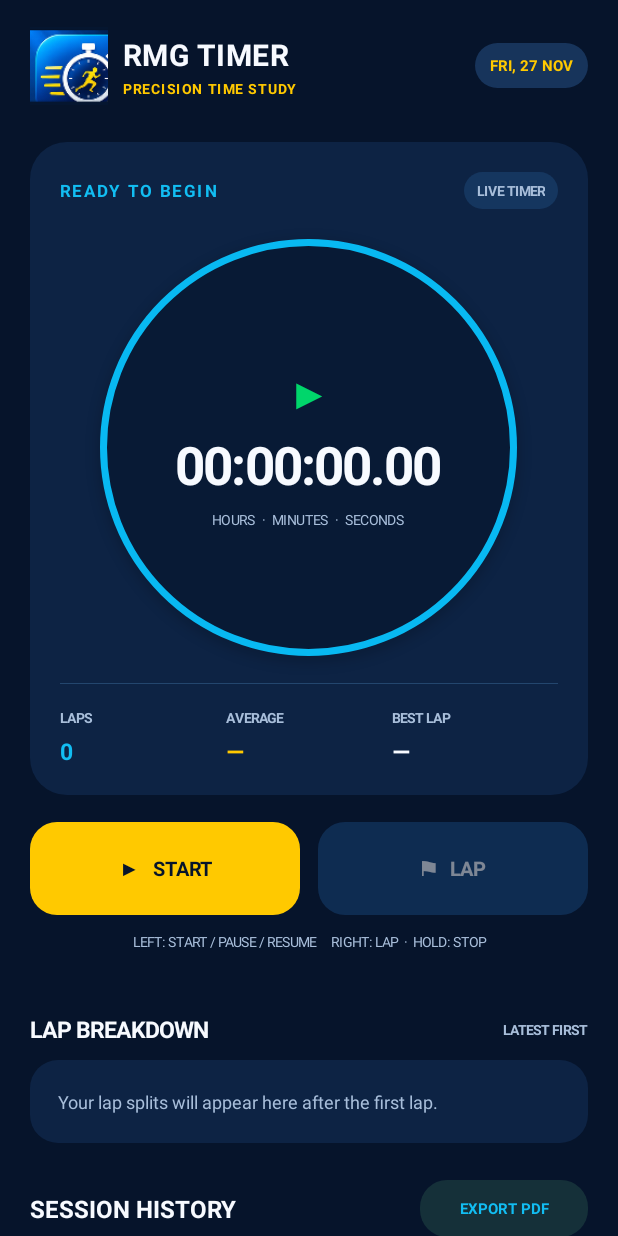
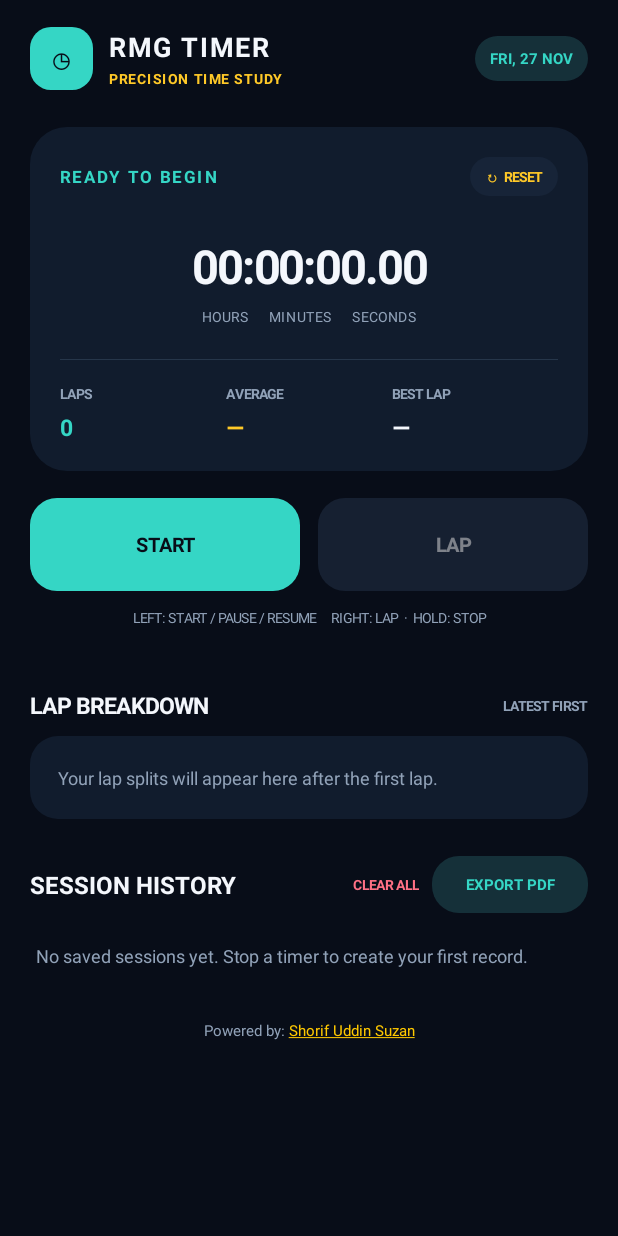
Before and after one commit to safolotatelecom/ChronoFlow, an Android app: the screen it shows after launch (MainActivity), on a phone screen of 412 x 824 dp. Run offline under Robolectric (Android 15) with nearby library versions, the phone set to English and light mode, and no system bars.

Commit message:
Update MainActivity.kt

```diff
--- a/app/src/main/java/com/chronoflow/stopwatch/MainActivity.kt
+++ b/app/src/main/java/com/chronoflow/stopwatch/MainActivity.kt
@@ -17,6 +17,11 @@ import android.view.Gravity
 import android.view.KeyEvent
 import android.view.View
 import android.view.ViewGroup
+import android.text.SpannableString
+import android.text.Spanned
+import android.text.style.ClickableSpan
+import android.text.method.LinkMovementMethod
+import android.content.res.ColorStateList
 import android.widget.*
 import org.json.JSONArray
 import org.json.JSONObject
@@ -29,14 +34,14 @@ class MainActivity : ComponentActivity() {
     private enum class State { IDLE, RUNNING, PAUSED }
     private data class Session(val name: String, val date: String, val total: Long, val laps: List<Long>)
 
-    private val bg = 0xFF06142B.toInt()
-    private val panel = 0xFF0D2344.toInt()
-    private val panelAlt = 0xFF15365F.toInt()
-    private val muted = 0xFFA8BEDA.toInt()
-    private val cyan = 0xFF12BDF2.toInt()
-    private val white = 0xFFF7FAFF.toInt()
-    private val orange = 0xFFFFC900.toInt()
-    private val red = 0xFFFF647C.toInt()
+    private val bg = 0xFF080D18.toInt()
+    private val panel = 0xFF111C2D.toInt()
+    private val panelAlt = 0xFF172438.toInt()
+    private val muted = 0xFF91A2B8.toInt()
+    private val cyan = 0xFF35D6C5.toInt()
+    private val white = 0xFFF4F7FC.toInt()
+    private val orange = 0xFFFFC928.toInt()
+    private val red = 0xFFFF7185.toInt()
 
     private var state = State.IDLE
     private var startedAt = 0L
@@ -102,19 +107,20 @@ class MainActivity : ComponentActivity() {
 
         // Brand header
         val header = LinearLayout(this).apply { orientation = LinearLayout.HORIZONTAL; gravity = Gravity.CENTER_VERTICAL }
-        val brandIcon = ImageView(this).apply {
-            setImageResource(R.mipmap.ic_launcher)
-            scaleType = ImageView.ScaleType.FIT_CENTER
+        val brandIcon = TextView(this).apply {
+            text = "◷"
+            textSize = 25f
+            gravity = Gravity.CENTER
+            setTextColor(bg)
+            background = rounded(cyan, 14)
         }
-        header.addView(brandIcon, LinearLayout.LayoutParams(dp(52), dp(52)))
-        val brandColumn = LinearLayout(this).apply { orientation = LinearLayout.VERTICAL; setPadding(dp(10), 0, 0, 0) }
-        val brandName = label("RMG TIMER", 20f, white, true)
-        brandName.letterSpacing = .015f
-        brandColumn.addView(brandName)
+        header.addView(brandIcon, LinearLayout.LayoutParams(dp(42), dp(42)))
+        val brandColumn = LinearLayout(this).apply { orientation = LinearLayout.VERTICAL; setPadding(dp(11), 0, 0, 0) }
+        brandColumn.addView(label("RMG TIMER", 18f, white, true).apply { letterSpacing = .06f })
         brandColumn.addView(label("PRECISION TIME STUDY", 9f, orange, true).apply { setPadding(0, dp(3), 0, 0); letterSpacing = .12f })
         header.addView(brandColumn, LinearLayout.LayoutParams(0, -2, 1f))
         val today = SimpleDateFormat("EEE, dd MMM", Locale.getDefault()).format(Date()).uppercase(Locale.getDefault())
-        dateText = label(today, 10f, orange, true).apply { setPadding(dp(10), dp(8), dp(10), dp(8)); background = rounded(0xFF17345B.toInt(), 30) }
+        dateText = label(today, 10f, cyan, true).apply { setPadding(dp(10), dp(8), dp(10), dp(8)); background = rounded(0xFF153039.toInt(), 30) }
         header.addView(dateText)
         content.addView(header)
 
@@ -127,33 +133,24 @@ class MainActivity : ComponentActivity() {
         val heroTop = LinearLayout(this).apply { orientation = LinearLayout.HORIZONTAL; gravity = Gravity.CENTER_VERTICAL }
         stateText = label("READY TO BEGIN", 11f, cyan, true).apply { letterSpacing = .15f }
         heroTop.addView(stateText, LinearLayout.LayoutParams(0, -2, 1f))
-        heroTop.addView(label("LIVE TIMER", 9f, muted, true).apply { setPadding(dp(9), dp(6), dp(9), dp(6)); background = rounded(panelAlt, 20) })
+        val resetAction = label("↻  RESET", 9f, orange, true).apply {
+            setPadding(dp(10), dp(7), dp(10), dp(7))
+            background = rounded(panelAlt, 20)
+            isClickable = true
+            setOnClickListener { confirmReset() }
+        }
+        heroTop.addView(resetAction)
         hero.addView(heroTop)
-        val timerRing = FrameLayout(this).apply {
-            background = android.graphics.drawable.GradientDrawable().apply {
-                shape = android.graphics.drawable.GradientDrawable.OVAL
-                setColor(0xFF081A35.toInt())
-                setStroke(dp(5), 0xFF08B9F2.toInt())
-            }
-            elevation = dp(5).toFloat()
-        }
-        val timerCenter = LinearLayout(this).apply {
-            orientation = LinearLayout.VERTICAL
-            gravity = Gravity.CENTER
-            setPadding(dp(8), dp(8), dp(8), dp(8))
-        }
-        timerCenter.addView(label("▶", 27f, 0xFF00D66B.toInt(), true).apply { gravity = Gravity.CENTER; setPadding(0, 0, 0, dp(10)) })
-        timerText = label("00:00:00.00", 35f, white, true).apply {
+        timerText = label("00:00:00.00", 31.2f, white, true).apply {
             typeface = Typeface.create("sans-serif", Typeface.BOLD)
             includeFontPadding = false
             gravity = Gravity.CENTER
-            letterSpacing = -.035f
+            letterSpacing = -.025f
+            setPadding(0, dp(30), 0, dp(8))
         }
-        timerCenter.addView(timerText)
-        timerCenter.addView(label("HOURS  ·  MINUTES  ·  SECONDS", 9f, muted, false).apply { gravity = Gravity.CENTER; letterSpacing = .02f; setPadding(0, dp(8), 0, 0) })
-        timerRing.addView(timerCenter, FrameLayout.LayoutParams(-1, -1))
-        hero.addView(timerRing, LinearLayout.LayoutParams(dp(278), dp(278)).apply { gravity = Gravity.CENTER; topMargin = dp(20); bottomMargin = dp(18) })
-        hero.addView(View(this).apply { setBackgroundColor(0xFF23466E.toInt()) }, LinearLayout.LayoutParams(-1, dp(1)))
+        hero.addView(timerText)
+        hero.addView(label("HOURS     MINUTES     SECONDS", 9f, muted, false).apply { gravity = Gravity.CENTER; letterSpacing = .08f; setPadding(0, 0, 0, dp(22)) })
+        hero.addView(View(this).apply { setBackgroundColor(0xFF26364A.toInt()) }, LinearLayout.LayoutParams(-1, dp(1)))
 
         val stats = LinearLayout(this).apply { orientation = LinearLayout.HORIZONTAL; gravity = Gravity.CENTER; setPadding(0, dp(16), 0, 0) }
         val statLap = statColumn("LAPS", "0", cyan)
@@ -170,8 +167,8 @@ class MainActivity : ComponentActivity() {
 
         // Exactly two multifunction controls
         val controls = LinearLayout(this).apply { orientation = LinearLayout.HORIZONTAL; gravity = Gravity.CENTER; setPadding(0, dp(18), 0, dp(7)) }
-        primaryButton = actionButton("▶   START", orange, 0xFF06142B.toInt()) { primaryAction() }
-        secondaryButton = actionButton("⚑   LAP", 0xFF174477.toInt(), white) { addLap() }
+        primaryButton = actionButton("START", cyan, bg) { primaryAction() }
+        secondaryButton = actionButton("LAP", 0xFF24334A.toInt(), white) { addLap() }
         secondaryButton.setOnLongClickListener {
             if (state != State.IDLE) stopAndSave()
             true
@@ -197,16 +194,35 @@ class MainActivity : ComponentActivity() {
         // History and PDF
         val historyHeader = LinearLayout(this).apply { orientation = LinearLayout.HORIZONTAL; gravity = Gravity.CENTER_VERTICAL; setPadding(0, dp(25), 0, dp(12)) }
         historyHeader.addView(label("SESSION HISTORY", 16f, white, true), LinearLayout.LayoutParams(0, -2, 1f))
+        val clearHistory = label("CLEAR ALL", 9f, red, true).apply {
+            setPadding(dp(9), dp(9), dp(9), dp(9))
+            isClickable = true
+            setOnClickListener { confirmClearHistory() }
+        }
+        historyHeader.addView(clearHistory)
         val pdf = actionButton("EXPORT PDF", 0xFF153039.toInt(), cyan) { exportPdf() }.apply { textSize = 10f }
-        historyHeader.addView(pdf, LinearLayout.LayoutParams(dp(112), dp(38)))
+        historyHeader.addView(pdf, LinearLayout.LayoutParams(dp(104), dp(38)))
         content.addView(historyHeader)
         historyList = LinearLayout(this).apply { orientation = LinearLayout.VERTICAL }
         content.addView(historyList)
-        content.addView(label("RMG TIMER  ·  EVERY SECOND COUNTS", 9f, 0xFF6F91B8.toInt(), true).apply {
+        val poweredText = TextView(this).apply {
+            val full = "Powered by: Shorif Uddin Suzan"
+            val span = SpannableString(full)
+            span.setSpan(object : ClickableSpan() {
+                override fun onClick(widget: View) {
+                    try { startActivity(Intent(Intent.ACTION_VIEW, Uri.parse("https://www.facebook.com/shorifsuzan"))) }
+                    catch (_: Exception) { Toast.makeText(this@MainActivity, "Unable to open Facebook", Toast.LENGTH_SHORT).show() }
+                }
+            }, 12, full.length, Spanned.SPAN_EXCLUSIVE_EXCLUSIVE)
+            text = span
+            textSize = 10f
+            setTextColor(muted)
             gravity = Gravity.CENTER
-            letterSpacing = .08f
-            setPadding(0, dp(27), 0, 0)
-        })
+            movementMethod = LinkMovementMethod.getInstance()
+            highlightColor = android.graphics.Color.TRANSPARENT
+            setPadding(0, dp(27), 0, dp(8))
+        }
+        content.addView(poweredText)
 
         scroll.addView(content)
         root.addView(scroll)
@@ -284,17 +300,38 @@ class MainActivity : ComponentActivity() {
         timerText.text = formatTime(total)
         stateText.text = "SESSION COMPLETED"
         updateControls()
+        val dialogContent = LinearLayout(this).apply {
+            orientation = LinearLayout.VERTICAL
+            setPadding(dp(22), dp(8), dp(22), dp(8))
+            background = rounded(panel, 18)
+        }
+        dialogContent.addView(label("SAVE THIS SESSION", 17f, white, true).apply {
+            setPadding(0, dp(4), 0, dp(8))
+        })
+        dialogContent.addView(label("Give your stopwatch record a name.", 13f, muted, false).apply {
+            setPadding(0, 0, 0, dp(14))
+        })
         val input = EditText(this).apply {
             hint = "e.g. Morning practice"
             setSingleLine(true)
+            textSize = 16f
             setTextColor(white)
             setHintTextColor(muted)
+            inputType = android.text.InputType.TYPE_CLASS_TEXT or android.text.InputType.TYPE_TEXT_FLAG_CAP_SENTENCES
+            backgroundTintList = ColorStateList.valueOf(orange)
+            setPadding(dp(4), dp(10), dp(4), dp(10))
         }
-        AlertDialog.Builder(this)
-            .setTitle("Save this session")
-            .setMessage("Give your stopwatch record a name.")
-            .setView(input)
-            .setPositiveButton("SAVE") { _, _ ->
+        dialogContent.addView(input, LinearLayout.LayoutParams(-1, -2))
+        val saveDialog = AlertDialog.Builder(this)
+            .setView(dialogContent)
+            .setPositiveButton("SAVE", null)
+            .setNegativeButton("DISCARD") { _, _ -> latestSession = null }
+            .create()
+        saveDialog.setOnShowListener {
+            saveDialog.window?.setBackgroundDrawable(rounded(panel, 20))
+            saveDialog.getButton(AlertDialog.BUTTON_POSITIVE)?.setTextColor(orange)
+            saveDialog.getButton(AlertDialog.BUTTON_NEGATIVE)?.setTextColor(muted)
+            saveDialog.getButton(AlertDialog.BUTTON_POSITIVE)?.setOnClickListener {
                 val name = input.text.toString().trim().ifBlank { "Stopwatch Session" }
                 val session = Session(name, SimpleDateFormat("dd MMM yyyy, hh:mm a", Locale.getDefault()).format(Date()), total, laps.toList())
                 latestSession = session
@@ -302,8 +339,70 @@ class MainActivity : ComponentActivity() {
                 persistHistory()
                 renderHistory()
                 Toast.makeText(this, "Session saved to History", Toast.LENGTH_SHORT).show()
+                saveDialog.dismiss()
             }
-            .setNegativeButton("DISCARD") { _, _ -> latestSession = null }
+            input.requestFocus()
+            saveDialog.window?.setSoftInputMode(android.view.WindowManager.LayoutParams.SOFT_INPUT_STATE_ALWAYS_VISIBLE)
+        }
+        saveDialog.show()
+    }
+
+    private fun confirmReset() {
+        if (state == State.IDLE && accumulated == 0L && laps.isEmpty()) {
+            Toast.makeText(this, "Stopwatch is already reset", Toast.LENGTH_SHORT).show()
+            return
+        }
+        AlertDialog.Builder(this)
+            .setTitle("Reset stopwatch?")
+            .setMessage("Current time and lap splits will be cleared. Saved history will remain safe.")
+            .setNegativeButton("CANCEL", null)
+            .setPositiveButton("RESET") { _, _ -> resetStopwatch() }
+            .show()
+    }
+
+    private fun resetStopwatch() {
+        handler.removeCallbacks(ticker)
+        state = State.IDLE
+        startedAt = 0L
+        accumulated = 0L
+        lastLapMark = 0L
+        laps.clear()
+        latestSession = null
+        timerText.text = formatTime(0L)
+        stateText.text = "READY TO BEGIN"
+        renderLaps()
+        updateControls()
+    }
+
+    private fun confirmDeleteSession(session: Session) {
+        AlertDialog.Builder(this)
+            .setTitle("Delete saved session?")
+            .setMessage("\"${session.name}\" will be permanently removed from history.")
+            .setNegativeButton("CANCEL", null)
+            .setPositiveButton("DELETE") { _, _ ->
+                history.remove(session)
+                if (latestSession == session) latestSession = null
+                persistHistory()
+                renderHistory()
+            }
+            .show()
+    }
+
+    private fun confirmClearHistory() {
+        if (history.isEmpty()) {
+            Toast.makeText(this, "History is already empty", Toast.LENGTH_SHORT).show()
+            return
+        }
+        AlertDialog.Builder(this)
+            .setTitle("Clear all history?")
+            .setMessage("All saved sessions will be permanently deleted.")
+            .setNegativeButton("CANCEL", null)
+            .setPositiveButton("CLEAR ALL") { _, _ ->
+                history.clear()
+                latestSession = null
+                persistHistory()
+                renderHistory()
+            }
             .show()
     }
 
@@ -316,10 +415,9 @@ class MainActivity : ComponentActivity() {
             State.RUNNING -> "PAUSE"
             State.PAUSED -> "RESUME"
         }
-        primaryButton.setTextColor(0xFF06142B.toInt())
-        primaryButton.background = rounded(if (state == State.RUNNING) 0xFFFFB900.toInt() else orange, 18)
-        primaryButton.text = when (state) { State.IDLE -> "▶   START"; State.RUNNING -> "Ⅱ   PAUSE"; State.PAUSED -> "▶   RESUME" }
-        secondaryButton.text = if (state == State.IDLE) "⚑   LAP" else "⚑   LAP  ·  HOLD TO STOP"
+        primaryButton.setTextColor(if (state == State.RUNNING) white else bg)
+        primaryButton.background = rounded(if (state == State.RUNNING) 0xFF247E78.toInt() else cyan, 18)
+        secondaryButton.text = if (state == State.IDLE) "LAP" else "LAP  /  HOLD TO STOP"
         secondaryButton.isEnabled = state != State.IDLE
         secondaryButton.alpha = if (state == State.IDLE) .5f else 1f
         lapCountText.text = laps.size.toString()
@@ -361,10 +459,24 @@ class MainActivity : ComponentActivity() {
                 setOnClickListener { latestSession = session; exportPdf() }
             }
             val top = LinearLayout(this).apply { orientation = LinearLayout.HORIZONTAL; gravity = Gravity.CENTER_VERTICAL }
-            top.addView(label(session.name, 14f, white, true), LinearLayout.LayoutParams(0, -2, 1f))
-            top.addView(label(formatTime(session.total), 13f, cyan, true))
+            val sessionTitle = label(session.name, 14f, white, true).apply {
+                isClickable = true
+                setOnClickListener { latestSession = session; exportPdf() }
+            }
+            top.addView(sessionTitle, LinearLayout.LayoutParams(0, -2, 1f))
+            top.addView(label(formatTime(session.total), 13f, cyan, true).apply {
+                isClickable = true
+                setOnClickListener { latestSession = session; exportPdf() }
+            })
             card.addView(top)
-            card.addView(label("${session.date}   ·   ${session.laps.size} laps", 10f, muted, false).apply { setPadding(0, dp(6), 0, 0) })
+            val bottom = LinearLayout(this).apply { orientation = LinearLayout.HORIZONTAL; gravity = Gravity.CENTER_VERTICAL }
+            bottom.addView(label("${session.date}   ·   ${session.laps.size} laps", 10f, muted, false), LinearLayout.LayoutParams(0, -2, 1f))
+            bottom.addView(label("DELETE", 9f, red, true).apply {
+                setPadding(dp(10), dp(8), dp(4), dp(4))
+                isClickable = true
+                setOnClickListener { confirmDeleteSession(session) }
+            })
+            card.addView(bottom)
             historyList.addView(card, LinearLayout.LayoutParams(-1, -2).apply { bottomMargin = dp(9) })
         }
     }
@@ -398,7 +510,7 @@ class MainActivity : ComponentActivity() {
             c.drawText("RMG TIMER", 42f, 58f, p)
             p.textSize = 13f
             p.color = android.graphics.Color.rgb(40, 160, 150)
-            c.drawText("TIME STUDY SESSION REPORT", 42f, 82f, p)
+            c.drawText("PRECISION TIME STUDY REPORT", 42f, 82f, p)
             p.color = android.graphics.Color.DKGRAY
             p.textSize = 17f
             c.drawText(session.name, 42f, 132f, p)
@@ -436,13 +548,13 @@ class MainActivity : ComponentActivity() {
         history.take(100).forEach { s ->
             arr.put(JSONObject().put("name", s.name).put("date", s.date).put("total", s.total).put("laps", JSONArray(s.laps)))
         }
-        getSharedPreferences("rmg_timer", MODE_PRIVATE).edit().putString("history", arr.toString()).apply()
+        getSharedPreferences("chronoflow", MODE_PRIVATE).edit().putString("history", arr.toString()).apply()
     }
 
     private fun loadHistory(): MutableList<Session> {
         val out = mutableListOf<Session>()
         try {
-            val arr = JSONArray(getSharedPreferences("rmg_timer", MODE_PRIVATE).getString("history", "[]"))
+            val arr = JSONArray(getSharedPreferences("chronoflow", MODE_PRIVATE).getString("history", "[]"))
             for (i in 0 until arr.length()) {
                 val o = arr.getJSONObject(i)
                 val a = o.getJSONArray("laps")
```
